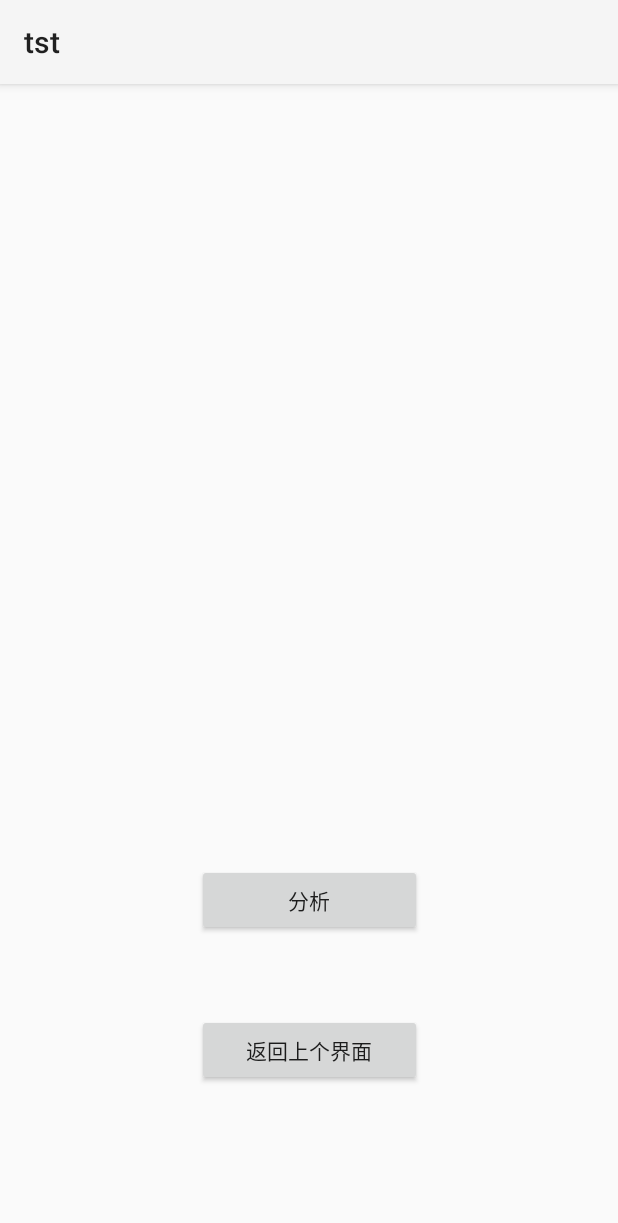
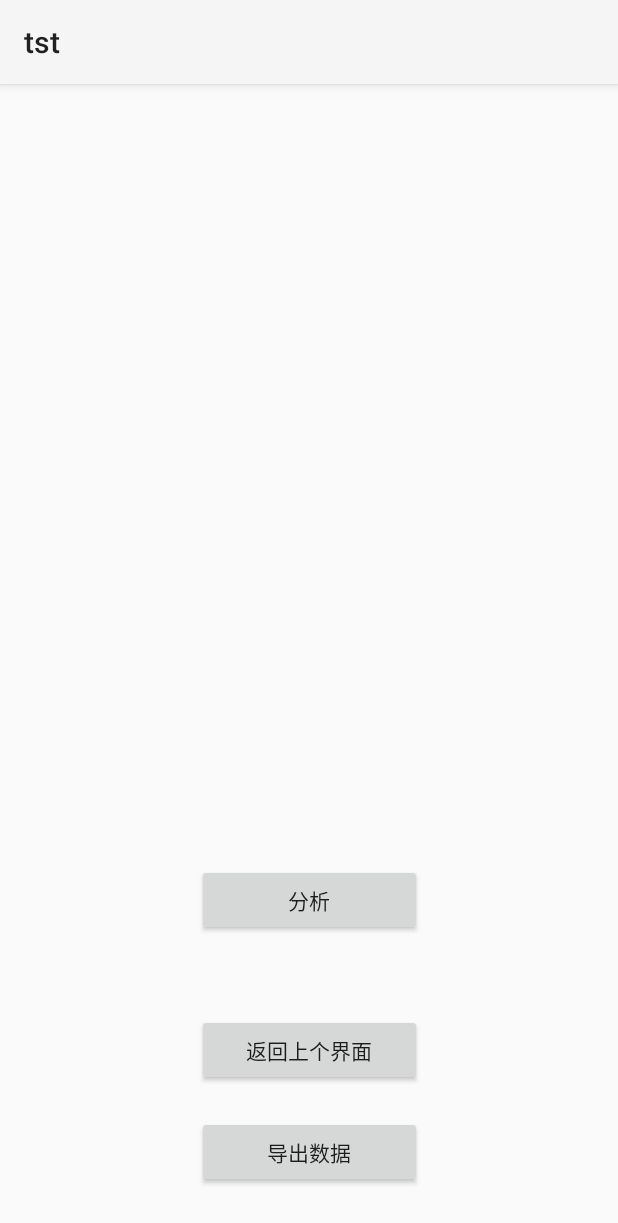
Before and after one commit to lagz-1/Android-developmen-course-design, an Android app: the ImageAnalysis screen opened directly, with no data from a screen before it, after a tap on "分析", on a phone screen of 412 x 824 dp. Shown: the top 1223 px of the screen. Run offline under Robolectric (Android 15) with nearby library versions, the phone set to English and light mode, and no system bars; our stand-ins replace Picasso; libraries missing offline, so code that uses them is left out: org.opencv.android, org.opencv.core, org.opencv.imgcodecs, org.opencv.imgproc; 6 statements that could not run were skipped.

Commit message:
能跑，就是buttonCallCount的生命周期那里还有些问题，不能实现数据的持久化存储

```diff
--- a/app/src/main/java/com/example/tst/ImageAnalysis.java
+++ b/app/src/main/java/com/example/tst/ImageAnalysis.java
@@ -1,19 +1,29 @@
 package com.example.tst;
 
 import static java.lang.Double.max;
+import static java.lang.Double.valueOf;
 
 import com.example.tst.R;
 import com.squareup.picasso.Picasso;
 
+import androidx.annotation.Nullable;
 import androidx.appcompat.app.AppCompatActivity;
+import androidx.core.app.ActivityCompat;
+import androidx.core.content.ContextCompat;
 
+import android.Manifest;
 import android.annotation.SuppressLint;
+import android.app.Activity;
+import android.content.Context;
 import android.content.Intent;
+import android.content.SharedPreferences;
 import android.content.pm.ApplicationInfo;
+import android.content.pm.PackageManager;
 import android.graphics.Bitmap;
 import android.graphics.BitmapFactory;
 import android.net.Uri;
 import android.os.Bundle;
+import android.os.Environment;
 import android.util.Log;
 import android.view.View;
 import android.widget.Button;
@@ -25,50 +35,175 @@ import org.opencv.core.Core;
 import org.opencv.core.CvType;
 import org.opencv.core.Mat;
 import org.opencv.core.MatOfFloat;
+import org.opencv.core.MatOfInt;
 import org.opencv.core.Scalar;
+import org.opencv.core.Size;
 import org.opencv.imgcodecs.Imgcodecs;
 import org.opencv.imgproc.Imgproc;
 
 import java.io.File;
+import java.io.FileWriter;
+import java.io.IOException;
 import java.net.URI;
 import java.net.URISyntaxException;
+import java.text.SimpleDateFormat;
 import java.util.ArrayList;
+import java.util.List;
+import java.util.Locale;
 import java.util.Objects;
+import java.util.stream.Collectors;
+import java.util.stream.Stream;
+import java.util.Calendar;
+import java.util.Date;
 
-public class ImageAnalysis extends AppCompatActivity {
 
-    Button btnReturn,btnAnalyse;
+
+public class ImageAnalysis extends AppCompatActivity implements View.OnClickListener {
+
+    Button btnReturn, btnAnalyse, btnOutPut;
     ImageView tv2;
     File imgForAnalyse = null;
 
     String str = new String();
 
     Bitmap bitmapAnalyse;
-    String[] comparedPic = new String[]{"white","pic_20_rank1","pic_40_rank2","pic_60_rank3","pic_80_rank4","black"};
+    String[] comparedPic = new String[]{"white", "pic_20_rank1", "pic_40_rank2", "pic_60_rank3", "pic_80_rank4", "black"};
+
+    // 在类中定义一个成员变量用于记录按钮被调用的次数
+
+    private SharedPreferences sPre,sPreInt;
+
+    private int buttonCallCount;
+    private  Uri txtOutPutDir;
+
+    private static final int GET_RECODE_WRITE_EXTERNAL_STORAGE = 1;
+    private static String[] PERMISSION_WRITE_EXTERNAL_STORAGE = {
+            Manifest.permission.WRITE_EXTERNAL_STORAGE
+    };
+
 
     int flag = -1;
-    public Bitmap getDrawable(String name)
-    {
+
+
+    double Results_of_analysis = -2;
+
+    public Bitmap getDrawable(String name) {
         ApplicationInfo appInfo = getApplicationInfo();
         int resID = getResources().getIdentifier(name, "drawable", appInfo.packageName);
         //解析资源文件夹下，id为resID的图片
-        return BitmapFactory.decodeResource(getResources(),  resID);
+        return BitmapFactory.decodeResource(getResources(), resID);
     }
 
-    public Mat getDrawableToMat(Bitmap bitmap)
-    {
+    public Mat getDrawableToMat(Bitmap bitmap) {
         Mat matOp = new Mat(bitmap.getHeight(), bitmap.getWidth(), CvType.CV_8U);
-        Utils.bitmapToMat(bitmap,matOp);
+        Utils.bitmapToMat(bitmap, matOp);
         return matOp;
 
     }
 
-    // 计算结构相似性指数（SSIM）
-    private static double calculateSSIM(Mat image1, Mat image2) {
-        MatOfFloat ssimMat = new MatOfFloat();
-        Imgproc.matchTemplate(image1, image2, ssimMat, Imgproc.CV_COMP_CORREL);
-        Scalar ssimScalar = Core.mean(ssimMat);
-        return ssimScalar.val[0];
+//    // 计算结构相似性指数（SSIM）
+//    private static double calculateSSIM(Mat image1, Mat image2) {
+//        MatOfFloat ssimMat = new MatOfFloat();
+//        Imgproc.matchTemplate(image1, image2, ssimMat, Imgproc.CV_COMP_CORREL);
+//        Scalar ssimScalar = Core.mean(ssimMat);
+//        return ssimScalar.val[0];
+//    }
+
+
+    public static double compareHist(Mat src_1, Mat src_2) {//src_1:matOp  src_2:matCompared
+
+//        Imgproc.cvtColor(src_2, src_2,Imgproc.COLOR_BGR2GRAY);//转化为灰度图
+
+        Imgproc.resize(src_1, src_1, src_2.size());
+        Imgproc.resize(src_2, src_2, src_1.size());
+
+        Mat hvs_1 = new Mat();
+        Mat hvs_2 = new Mat();
+//        //图片转HSV
+        Imgproc.cvtColor(src_1, hvs_1, Imgproc.COLOR_BGR2HSV);
+        Imgproc.cvtColor(src_2, hvs_2, Imgproc.COLOR_BGR2HSV);
+
+
+        List<Mat> channels1 = new ArrayList<>();
+        Core.split(hvs_1, channels1); // 将HSV图像拆分为通道
+        Mat hist_1 = channels1.get(0); // 提取色调通道
+
+        List<Mat> channels2 = new ArrayList<>();
+        Core.split(hvs_1, channels2); // 将HSV图像拆分为通道
+        Mat hist_2 = channels2.get(0); // 提取色调通道
+
+
+//        Mat hist_1 = new Mat();
+//        Mat hist_2 = new Mat();
+
+        //直方图计算
+        Imgproc.calcHist(Stream.of(src_1).collect(Collectors.toList()), new MatOfInt(0), new Mat(), hist_1, new MatOfInt(255), new MatOfFloat(0, 256));
+        Imgproc.calcHist(Stream.of(src_2).collect(Collectors.toList()), new MatOfInt(0), new Mat(), hist_2, new MatOfInt(255), new MatOfFloat(0, 256));
+
+        //图片归一化
+        Core.normalize(hist_1, hist_1, 1, hist_1.rows(), Core.NORM_MINMAX, -1, new Mat());
+        Core.normalize(hist_2, hist_2, 1, hist_2.rows(), Core.NORM_MINMAX, -1, new Mat());
+
+        //直方图比较
+//        double a = Imgproc.compareHist(hist_1,hist_1,Imgproc.CV_COMP_CORREL);
+        double b = Imgproc.compareHist(hist_1, hist_2, Imgproc.CV_COMP_CORREL);
+//        System.out.println("越接近1越相识度越高");
+//        System.out.println("同一张图片\t比较结果(相识度)："+a);
+//        System.out.println("不同图片\t比较结果(相识度)："+b);
+
+        return b;
+
+    }
+
+
+    public double Analyse(Bitmap bitmap) {
+        Mat matOp = new Mat(bitmap.getHeight(), bitmap.getWidth(), CvType.CV_8U);
+        Utils.bitmapToMat(bitmap, matOp);
+//        Imgproc.cvtColor(matOp, matOp, Imgproc.COLOR_BGR2GRAY); // 转换为灰度图
+
+        double maxsimilarity = -2;
+
+        for (int i = 0; i < 6; i++) {
+            Mat matCompared = getDrawableToMat(getDrawable(comparedPic[i]));
+
+            double Hist = compareHist(matOp, matCompared);
+            Log.e("hhhh", String.valueOf(Hist));
+            if (Hist >= maxsimilarity) {
+                flag = i;
+                maxsimilarity = Hist;
+            }
+        }
+        return maxsimilarity * flag;
+    }
+
+
+
+    /*
+     * 申请写外存权限*/
+    public static void verifyWRITE_EXTERNAL_STORAGEPermissions(Activity activity) {
+        int permission = ActivityCompat.checkSelfPermission(activity,
+                Manifest.permission.WRITE_EXTERNAL_STORAGE);
+        if (permission != PackageManager.PERMISSION_GRANTED) {
+            ActivityCompat.requestPermissions(activity, PERMISSION_WRITE_EXTERNAL_STORAGE,
+                    GET_RECODE_WRITE_EXTERNAL_STORAGE);
+        }
+    }
+
+
+    // 创建文件夹
+    private void createTXTFolder() {
+        String folderPath = Environment.getExternalStorageDirectory().getPath() + "/txtFolder";
+        File folder = new File(folderPath);
+
+        if (!folder.exists()) {
+            // 如果文件夹不存在，创建文件夹
+            if (folder.mkdirs()) {
+                Log.i("txtFolder","create succeed");
+                // 文件夹创建成功
+            } else {
+                // 文件夹创建失败
+            }
+        }
     }
 
 
@@ -77,32 +212,83 @@ public class ImageAnalysis extends AppCompatActivity {
 
 
 
-    public double Analyse(Bitmap bitmap){
-        Mat matOp = new Mat(bitmap.getHeight(), bitmap.getWidth(), CvType.CV_8U);
-        Utils.bitmapToMat(bitmap, matOp);
-        Imgproc.cvtColor(matOp, matOp, Imgproc.COLOR_BGR2GRAY); // 转换为灰度图
 
-        double maxsimilarity = 0;
+    // 在按钮点击事件处理代码中调用下面的方法
+    private void saveDoubleData() {
+
+        verifyWRITE_EXTERNAL_STORAGEPermissions(ImageAnalysis.this);
+        createTXTFolder();
 
 
-        for(int i = 0;i < 6;i++){
-            Mat matCompared = getDrawableToMat(getDrawable(comparedPic[i]));
-            Imgproc.cvtColor(matCompared, matCompared, Imgproc.COLOR_BGR2GRAY); // 转换为灰度图
+
+        // 获取当前日期
+        Date currentDate = Calendar.getInstance().getTime();
+        SimpleDateFormat sdf = new SimpleDateFormat("yyyy.MM.dd", Locale.CHINA);
+        String currentDateString = sdf.format(currentDate);
+        Log.e("today",currentDateString);
 
 
-            Imgproc.resize(matOp, matOp, matCompared.size());
-            Imgproc.resize(matCompared, matCompared, matOp.size());
+        // 获取存储的日期
+        String savedDateString = sPre.getString("LastResetDate", "");
 
-            double ssim = calculateSSIM(matOp, matCompared);
-            Log.e("(SSIM)", String.valueOf(ssim));
 
-            if(ssim>=maxsimilarity){
-                flag = i;
-                maxsimilarity = ssim;
-            }
+        // 如果当前日期与存储的日期不同，说明已经过了一天，重置按钮被调用的次数
+        if (!currentDateString.equals(savedDateString)) {
+            buttonCallCount = 0; // 重置按钮被调用的次数
+            // 保存当前日期作为上次重置日期
+            SharedPreferences.Editor editor = sPre.edit();
+            editor.putString("LastResetDate", currentDateString);
+            editor.apply();
+
+            SharedPreferences.Editor editorInt = sPreInt.edit();
+            editor.putInt("CounterValue", buttonCallCount);
+            editor.apply();
+
         }
-        return maxsimilarity*flag;
+
+        txtOutPutDir = Uri.parse("file://" + "/" + Environment.getExternalStorageDirectory().getPath() + "/" + "txtFolder/" + currentDateString + "_" + buttonCallCount + ".txt");
+
+//        // 获取外部存储目录
+//        File storageDir = Environment.getExternalStorageDirectory();
+//
+//        // 创建一个文件夹，用于存储数据文件
+//        File dataFolder = new File(storageDir, "YourDataFolderName");
+//        dataFolder.mkdirs(); // 创建文件夹（如果不存在的话）
+//
+//        // 构建文件名
+//        String fileName = currentDateString + "_Call" + buttonCallCount + ".txt";
+
+
+        // 构建完整的文件路径
+        File txtFile = null;
+        try {
+            txtFile = new File(new URI(txtOutPutDir.toString()));
+        } catch (URISyntaxException e) {
+            e.printStackTrace();
+        }
+
+        try {
+            // 写入 double 数据到文件
+            FileWriter writer = new FileWriter(txtFile);
+            writer.write(String.valueOf(Results_of_analysis)); // 将 double 数据转换为字符串并写入文件
+            writer.close();
+            // 增加按钮被调用的次数
+            buttonCallCount++;
+            Log.e("btnInfo",String.valueOf(buttonCallCount));
+        } catch (IOException e) {
+            e.printStackTrace();
+        }
     }
+
+
+
+
+
+
+
+
+
+
 
 
 
@@ -116,8 +302,7 @@ public class ImageAnalysis extends AppCompatActivity {
 
 
         Intent intent = getIntent();
-        if(intent!=null)
-        {
+        if (intent != null) {
 
             str = intent.getStringExtra("imagePath");
             imgForAnalyse = new File(str);
@@ -139,23 +324,40 @@ public class ImageAnalysis extends AppCompatActivity {
         }
 
         btnReturn = findViewById(R.id.btnReturn);
-        btnReturn.setOnClickListener(new View.OnClickListener() {
-            @Override
-            public void onClick(View view) {
-                //返回上个界面
-                finish();
-            }
-        });
+        btnReturn.setOnClickListener(this);
 
 
         btnAnalyse = findViewById(R.id.btnAnalyse);
-        btnAnalyse.setOnClickListener(new View.OnClickListener() {
-            @Override
-            public void onClick(View view) {
-                Analyse(bitmapAnalyse);
-            }
-        });
+        btnAnalyse.setOnClickListener(this);
+
+        btnOutPut = findViewById(R.id.btnOutPut);
+        btnOutPut.setVisibility(View.INVISIBLE);
+        btnOutPut.setOnClickListener(this);
 
 
+// 初始化 SharedPreferences
+        sPre = getSharedPreferences("Date", Context.MODE_PRIVATE);
+        sPreInt = getSharedPreferences("count", Context.MODE_PRIVATE);
+
+    }
+
+
+    @Override
+    public void onClick(View view) {
+        int id = view.getId();
+        switch (id) {
+            case R.id.btnReturn:
+                finish();
+                break;
+            case R.id.btnAnalyse:
+                Results_of_analysis = Analyse(bitmapAnalyse);
+                btnOutPut.setVisibility(View.VISIBLE);
+                break;
+            case R.id.btnOutPut:
+                saveDoubleData();
+                btnOutPut.setVisibility(View.INVISIBLE);
+                break;
+        }
+    }
+
 }
-}
--- /dev/null
+++ b/app/src/main/java/com/example/tst/btnListener.java
@@ -0,0 +1,5 @@
+package com.example.tst;
+
+public interface btnListener {
+    void onMyButtonClick();
+}
--- a/app/src/main/res/layout/activity_image_analysis.xml
+++ b/app/src/main/res/layout/activity_image_analysis.xml
@@ -36,4 +36,15 @@
         android:id="@+id/btnReturn"
         tools:ignore="MissingConstraints" />
 
+    <Button
+        android:layout_width="150sp"
+        android:layout_height="wrap_content"
+        android:text="导出数据"
+        app:layout_constraintTop_toBottomOf="@id/btnReturn"
+        android:layout_margin="20dp"
+        app:layout_constraintEnd_toEndOf="parent"
+        app:layout_constraintStart_toStartOf="parent"
+        android:id="@+id/btnOutPut"
+        tools:ignore="MissingConstraints" />
+
 </androidx.constraintlayout.widget.ConstraintLayout>
```
Also changed, not shown: app/src/main/java/com/example/tst/Listener.java (added, +19 -0 lines).
